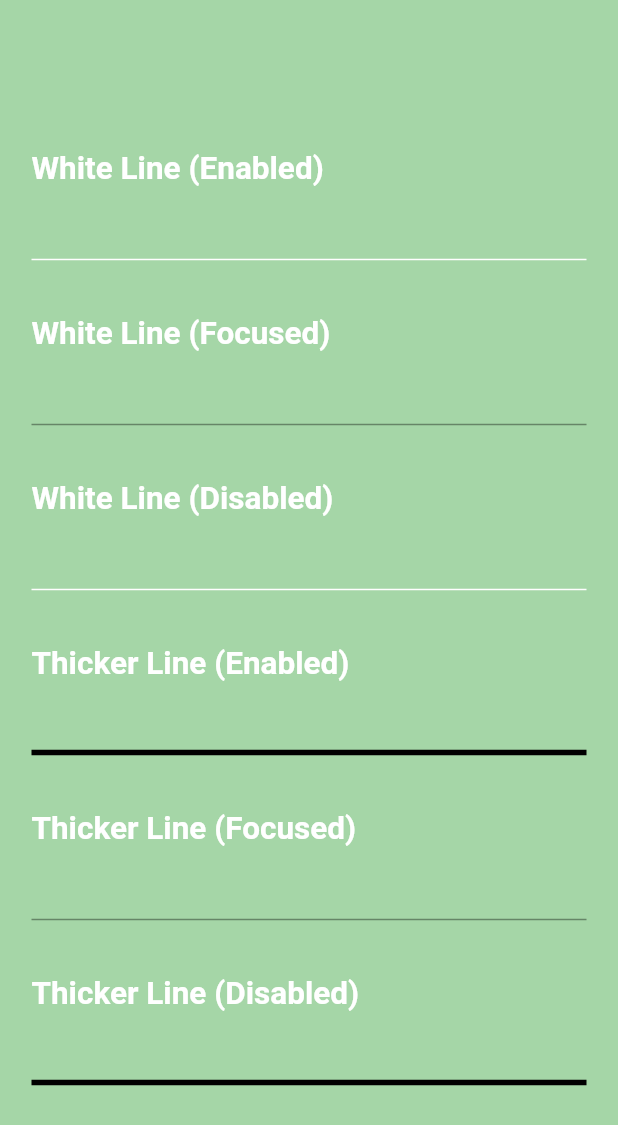
After one commit to novelworm777/gn-accessor, a Flutter app: the TextFieldScreen screen opened directly, after a tap on "Underline Input", on a phone screen of 412 x 824 dp. The commit adds this screen. Shown: the top 1125 px of the screen. Run offline on Flutter 3.47's test engine with Material 2 defaults, Android fonts, the phone set to English and light mode, and no system bars; drawn by our look-alikes of flutter_form_builder.

Commit message:
research text field underline input style

```diff
--- a/lib/textFields/text_field_screen.dart
+++ b/lib/textFields/text_field_screen.dart
@@ -2,6 +2,7 @@ import 'package:flutter/material.dart';
 import 'package:gn_accessor/constants.dart';
 import 'package:gn_accessor/textFields/text_field_keyboard_screen.dart';
 import 'package:gn_accessor/textFields/text_field_label_alignment_screen.dart';
+import 'package:gn_accessor/textFields/text_field_underline_input_screen.dart';
 
 class TextFieldScreen extends StatelessWidget {
   const TextFieldScreen({Key? key}) : super(key: key);
@@ -18,6 +19,10 @@ class TextFieldScreen extends StatelessWidget {
             child: Column(
               mainAxisAlignment: MainAxisAlignment.center,
               children: [
+                _Button(
+                  text: 'Underline Input',
+                  nextScreen: TextFieldUnderlineInputScreen(),
+                ),
                 _Button(
                   text: 'Keyboard',
                   nextScreen: TextFieldKeyboardScreen(),
--- /dev/null
+++ b/lib/textFields/text_field_underline_input_screen.dart
@@ -0,0 +1,89 @@
+import 'package:flutter/material.dart';
+import 'package:flutter_form_builder/flutter_form_builder.dart';
+import 'package:gn_accessor/constants.dart';
+
+class TextFieldUnderlineInputScreen extends StatelessWidget {
+  TextFieldUnderlineInputScreen({Key? key}) : super(key: key);
+
+  final _formKey = GlobalKey<FormBuilderState>();
+
+  @override
+  Widget build(BuildContext context) {
+    return GestureDetector(
+      onTap: () => FocusManager.instance.primaryFocus?.unfocus(),
+      child: Scaffold(
+        backgroundColor: Colors.green.shade200,
+        body: Container(
+          padding: const EdgeInsets.symmetric(horizontal: 21, vertical: 33),
+          child: Center(
+            child: FormBuilder(
+              key: _formKey,
+              child: SingleChildScrollView(
+                child: Column(
+                  crossAxisAlignment: CrossAxisAlignment.start,
+                  children: [
+                    const Text('White Line (Enabled)', style: kFontStyle),
+                    FormBuilderTextField(
+                      name: 'whiteLineEnabled',
+                      decoration: const InputDecoration(
+                        enabledBorder: UnderlineInputBorder(
+                            borderSide: BorderSide(color: Colors.white)),
+                      ),
+                    ),
+                    const SizedBox(height: 37),
+                    const Text('White Line (Focused)', style: kFontStyle),
+                    FormBuilderTextField(
+                      name: 'whiteLineFocused',
+                      decoration: const InputDecoration(
+                        focusedBorder: UnderlineInputBorder(
+                            borderSide: BorderSide(color: Colors.white)),
+                      ),
+                    ),
+                    const SizedBox(height: 37),
+                    const Text('White Line (Disabled)', style: kFontStyle),
+                    FormBuilderTextField(
+                      name: 'whiteLineDisabled',
+                      enabled: false,
+                      decoration: const InputDecoration(
+                        disabledBorder: UnderlineInputBorder(
+                            borderSide: BorderSide(color: Colors.white)),
+                      ),
+                    ),
+                    const SizedBox(height: 37),
+                    const Text('Thicker Line (Enabled)', style: kFontStyle),
+                    FormBuilderTextField(
+                      name: 'thickerLineEnabled',
+                      decoration: const InputDecoration(
+                        enabledBorder: UnderlineInputBorder(
+                            borderSide: BorderSide(width: 3.7)),
+                      ),
+                    ),
+                    const SizedBox(height: 37),
+                    const Text('Thicker Line (Focused)', style: kFontStyle),
+                    FormBuilderTextField(
+                      name: 'thickerLineFocused',
+                      decoration: const InputDecoration(
+                        focusedBorder: UnderlineInputBorder(
+                            borderSide: BorderSide(width: 3.7)),
+                      ),
+                    ),
+                    const SizedBox(height: 37),
+                    const Text('Thicker Line (Disabled)', style: kFontStyle),
+                    FormBuilderTextField(
+                      name: 'thickerLineDisabled',
+                      enabled: false,
+                      decoration: const InputDecoration(
+                        disabledBorder: UnderlineInputBorder(
+                            borderSide: BorderSide(width: 3.7)),
+                      ),
+                    ),
+                  ],
+                ),
+              ),
+            ),
+          ),
+        ),
+      ),
+    );
+  }
+}
```
